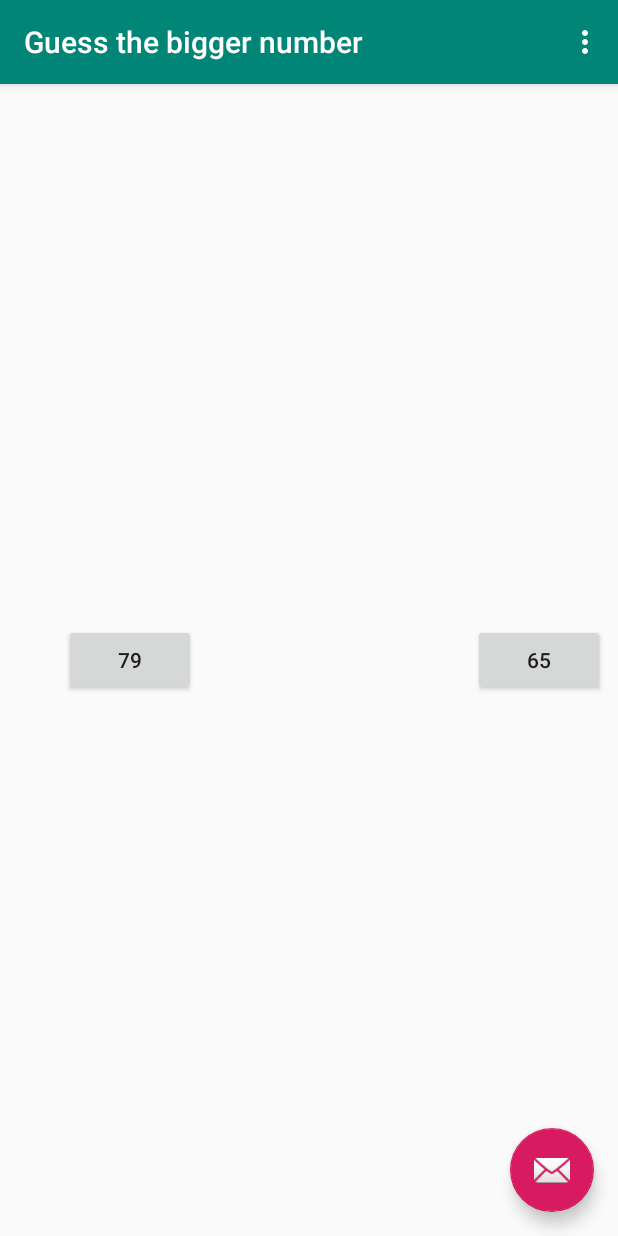
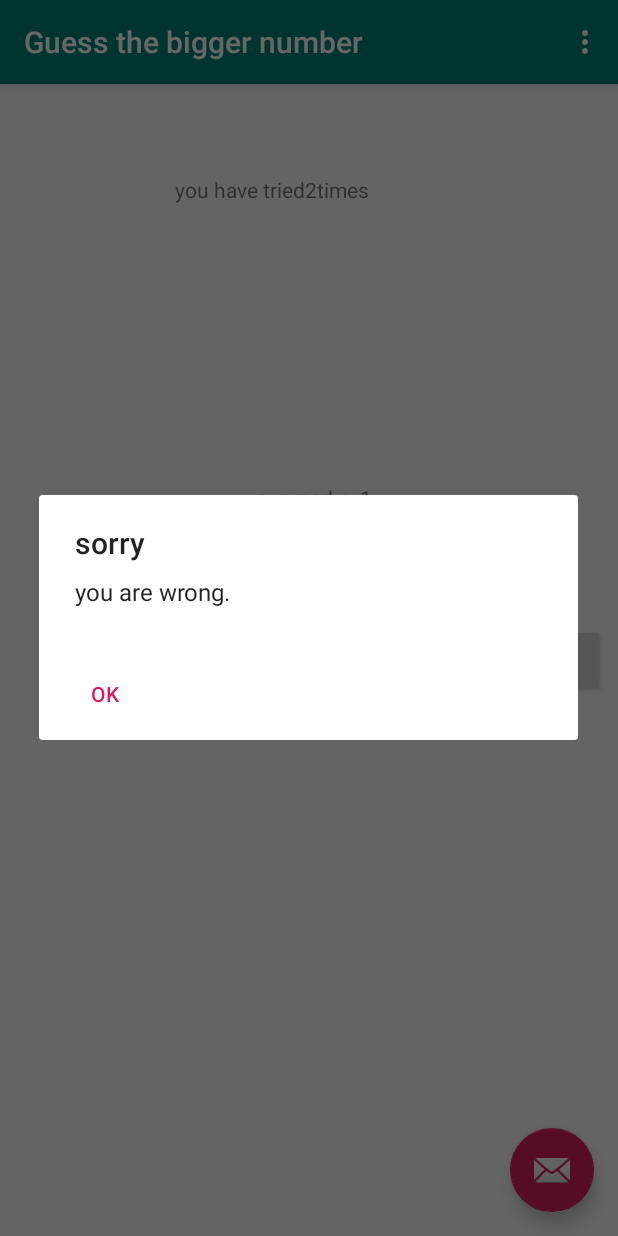
Before and after one commit to henryfung721/Guess_the_bigger_number, an Android app: the screen it shows after launch (MainActivity), after a tap on "65", on a phone screen of 412 x 824 dp. Run offline under Robolectric (Android 15) with nearby library versions, the phone set to English and light mode, and no system bars; 2 other taps on this screen came first.

Commit message:
display user point

```diff
--- a/app/src/main/java/com/example/guessthebiggernumber/MainActivity.java
+++ b/app/src/main/java/com/example/guessthebiggernumber/MainActivity.java
@@ -19,6 +19,7 @@ import java.util.Random;
 
 public class MainActivity extends AppCompatActivity {
     static int count=0;
+    static int totalmarks=0;
     static int number1=0;
     static int number2=0;
     static boolean button1=false;
@@ -70,7 +71,7 @@ public class MainActivity extends AppCompatActivity {
                 showcongratulations();
             }
             else if((button1==false)&&(button2==true)){
-                //wrong
+                showwrong();
             }
             generatenewnumber();
             count=count+1;
@@ -80,13 +81,26 @@ public class MainActivity extends AppCompatActivity {
             showcongratulations();
         }
         else if((button1==true)&&(button2==false)){
-            //wrong
+            showwrong();
         }
         generatenewnumber();
         count=count+1;
     }
 
+    private void showwrong() {
+        AlertDialog alertDialog = new AlertDialog.Builder(MainActivity.this).create();
+        alertDialog.setTitle("sorry");
+        alertDialog.setMessage("you are wrong.");
+        alertDialog.setButton(AlertDialog.BUTTON_NEUTRAL, "OK",
+                new DialogInterface.OnClickListener() {
+                    public void onClick(DialogInterface dialog, int which) {
+                        dialog.dismiss();
+                    }
+                });
+        alertDialog.show();
+    }
     private void showcongratulations() {
+        totalmarks=totalmarks+1;
         AlertDialog alertDialog = new AlertDialog.Builder(MainActivity.this).create();
         alertDialog.setTitle("Congratulations");
         alertDialog.setMessage("you are right.");
@@ -102,6 +116,12 @@ public class MainActivity extends AppCompatActivity {
     private void generatenewnumber() {
         TextView firstnumber = this.findViewById(R.id.firstnumber);
         TextView secondnumber = this.findViewById(R.id.secondnumber);
+        TextView tried = this.findViewById(R.id.tried);
+        TextView marks = this.findViewById(R.id.marks);
+
+        tried.setText("you have tried"+count+"times");
+        marks.setText("your marks: "+totalmarks);
+
         Random r = new Random();
         number1 = r.nextInt(99);
         number2 = r.nextInt(99);
--- a/app/src/main/res/layout/content_main.xml
+++ b/app/src/main/res/layout/content_main.xml
@@ -32,4 +32,27 @@
         app:layout_constraintStart_toStartOf="@+id/firstnumber"
         app:layout_constraintTop_toTopOf="parent" />
 
+    <TextView
+        android:id="@+id/tried"
+        android:layout_width="178dp"
+        android:layout_height="95dp"
+        android:text="you have tried 0 times"
+        app:layout_constraintBottom_toBottomOf="parent"
+        app:layout_constraintEnd_toEndOf="parent"
+        app:layout_constraintHorizontal_bias="0.498"
+        app:layout_constraintStart_toStartOf="parent"
+        app:layout_constraintTop_toTopOf="parent"
+        app:layout_constraintVertical_bias="0.09" />
+
+    <TextView
+        android:id="@+id/marks"
+        android:layout_width="wrap_content"
+        android:layout_height="wrap_content"
+        android:text="your marks:"
+        app:layout_constraintBottom_toBottomOf="parent"
+        app:layout_constraintEnd_toEndOf="parent"
+        app:layout_constraintStart_toStartOf="parent"
+        app:layout_constraintTop_toTopOf="parent"
+        app:layout_constraintVertical_bias="0.355" />
+
 </androidx.constraintlayout.widget.ConstraintLayout>
```
